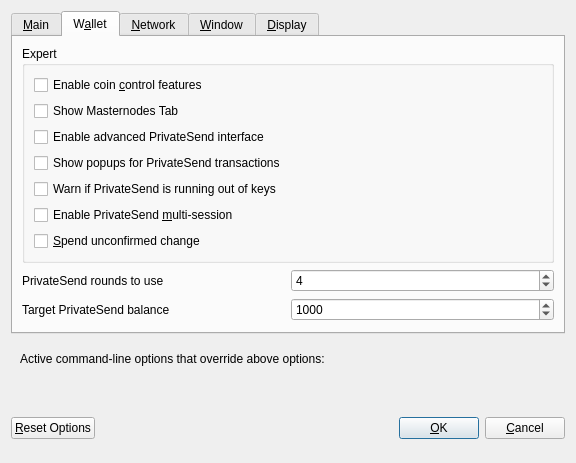
Pigeoncoin/pigeoncoin, file src/qt/forms/optionsdialog.ui: the form before one commit.
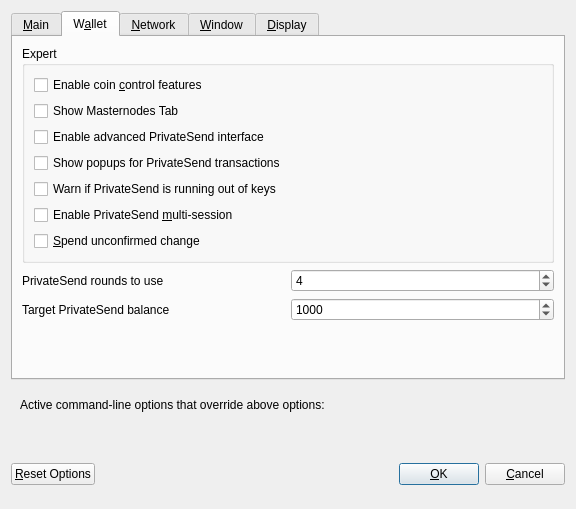
The form after the commit. The open tabs and pages were chosen to show the change. Custom widgets are drawn as their Qt base class.

Commit message: add seednodes inscrease rivate send amount option to 2M max

The edit to the form file:
```diff
--- a/src/qt/forms/optionsdialog.ui
+++ b/src/qt/forms/optionsdialog.ui
@@ -7,7 +7,7 @@
     <x>0</x>
     <y>0</y>
     <width>576</width>
-    <height>402</height>
+    <height>509</height>
    </rect>
   </property>
   <property name="windowTitle">
@@ -910,7 +910,6 @@
        </property>
        <property name="font">
         <font>
-         <weight>75</weight>
          <bold>true</bold>
         </font>
        </property>
```
Left out of the diff: 6 changed lines with no effect on the pictures. The commit also changes 1 other file.
